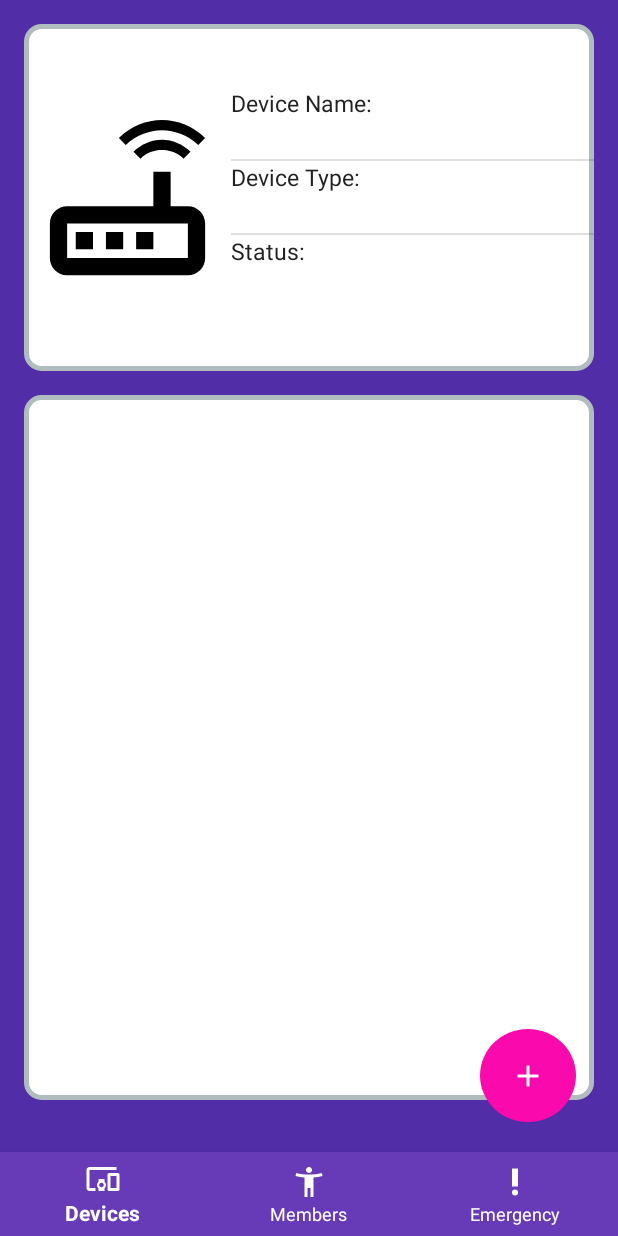
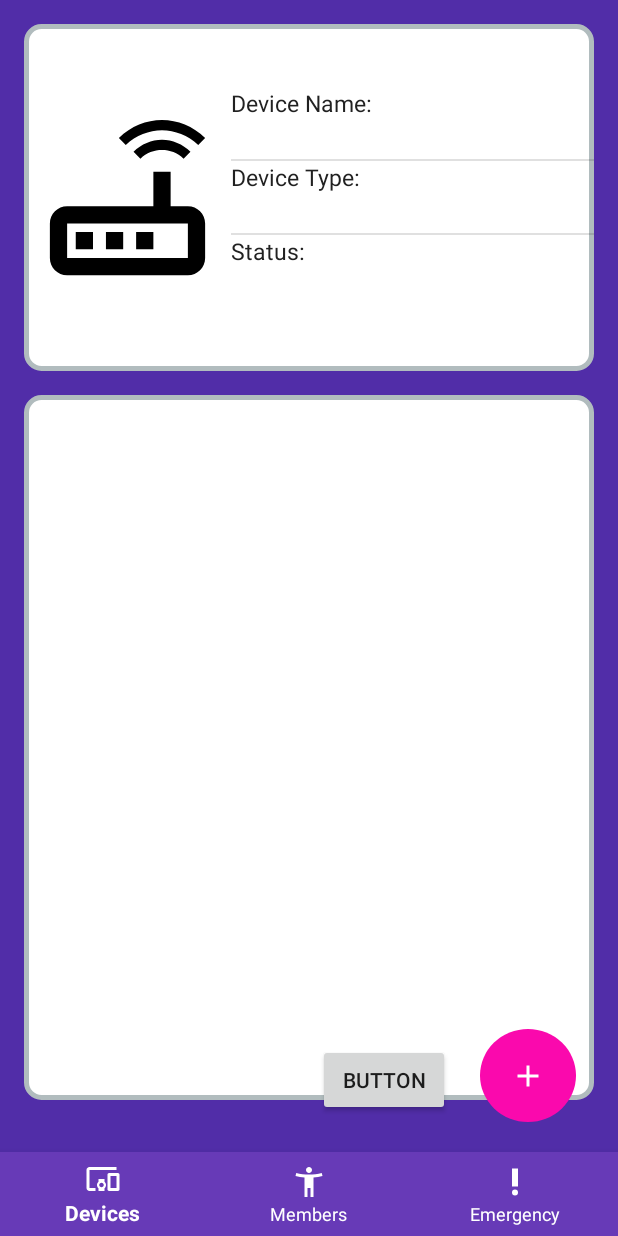
Before and after one commit to Loptt/pec-emergency-system, an Android app: the screen it shows after launch once a user with an empty profile is signed in (MainActivity), on a phone screen of 412 x 824 dp. Run offline under Robolectric (Android 15) with nearby library versions, the phone set to English and light mode, and no system bars; our stand-ins replace Firebase (no records; nobody signed in at launch, a user with empty details on screens opened directly).

Commit message:
Ya casi:

```diff
--- a/App/EmergencySystem/app/src/main/AndroidManifest.xml
+++ b/App/EmergencySystem/app/src/main/AndroidManifest.xml
@@ -3,6 +3,8 @@
     package="com.pacosanchez.emergencysystem">
 
     <uses-permission android:name="android.permission.INTERNET" />
+    <uses-permission android:name="android.permission.READ_EXTERNAL_STORAGE"></uses-permission>
+    <uses-permission android:name="android.permission.WRITE_EXTERNAL_STORAGE"></uses-permission>
 
     <application
         android:allowBackup="true"
--- a/App/EmergencySystem/app/src/main/java/com/pacosanchez/emergencysystem/LoginActivity.java
+++ b/App/EmergencySystem/app/src/main/java/com/pacosanchez/emergencysystem/LoginActivity.java
@@ -54,6 +54,13 @@ public class LoginActivity extends AppCompatActivity {
                 signIn(emailTextField.getText().toString(),passwordTextField.getText().toString());
             }
         });
+
+        bSignUp.setOnClickListener(new View.OnClickListener() {
+            @Override
+            public void onClick(View view) {
+                startActivity(signUpIntent);
+            }
+        });
     }
 
     @Override
--- a/App/EmergencySystem/app/src/main/java/com/pacosanchez/emergencysystem/fragment_devices.java
+++ b/App/EmergencySystem/app/src/main/java/com/pacosanchez/emergencysystem/fragment_devices.java
@@ -14,6 +14,7 @@ public class fragment_devices extends Fragment implements View.OnClickListener {
 
     Intent addRaspIntent;
     ImageButton bAddDevice;
+    Button addPulseraB;
 
     public static fragment_devices newInstance(){
         fragment_devices fragment = new fragment_devices();
@@ -36,7 +37,9 @@ public class fragment_devices extends Fragment implements View.OnClickListener {
                              Bundle savedInstanceState) {
         View v = inflater.inflate(R.layout.fragment_devices, container, false);
         bAddDevice = v.findViewById(R.id.bAddDevice);
+        addPulseraB = v.findViewById(R.id.addPulsera);
         bAddDevice.setOnClickListener(this);
+        addPulseraB.setOnClickListener(this);
 
         return v;
 
@@ -44,7 +47,15 @@ public class fragment_devices extends Fragment implements View.OnClickListener {
 
     @Override
     public void onClick(View v){
-        startActivity(addRaspIntent);
+        switch (v.getId()){
+
+            case R.id.bAddDevice:
+                startActivity(addRaspIntent);
+                break;
+            case R.id.addPulsera:
+
+                break;
+        }
     }
 
 
--- a/App/EmergencySystem/app/src/main/res/layout/fragment_devices.xml
+++ b/App/EmergencySystem/app/src/main/res/layout/fragment_devices.xml
@@ -128,4 +128,15 @@
         app:srcCompat="@drawable/ic_outline_add_24px"
         />
 
+    <Button
+        android:id="@+id/addPulsera"
+        android:layout_width="wrap_content"
+        android:layout_height="wrap_content"
+        android:layout_marginBottom="80dp"
+        android:layout_marginEnd="112dp"
+        android:layout_marginRight="112dp"
+        android:text="Button"
+        app:layout_constraintBottom_toBottomOf="parent"
+        app:layout_constraintEnd_toEndOf="parent" />
+
 </android.support.constraint.ConstraintLayout>
```
Also changed, not shown: App/EmergencySystem/app/src/main/java/com/pacosanchez/emergencysystem/SignUp.java (+100 -0 lines), App/EmergencySystem/app/src/main/res/layout/activity_sign_up.xml (+5 -27 lines).
